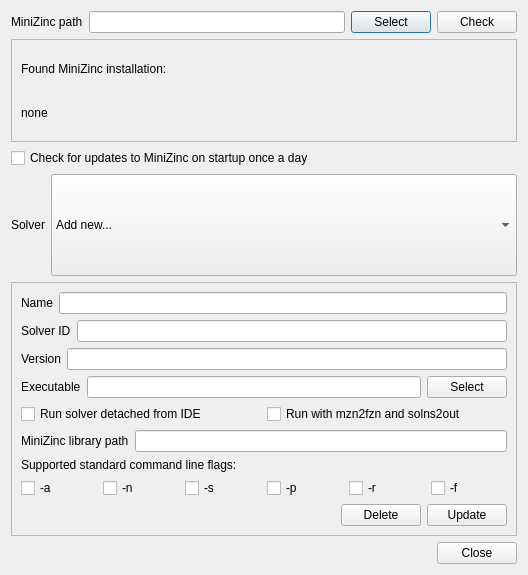
First picture: the form in MiniZincIDE/solverdialog.ui, repository MiniZinc/MiniZincIDE, before the edit.
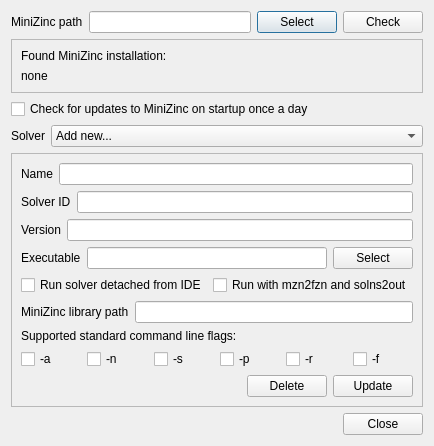
Second picture: the form after the edit.

Commit message: Resize solver dialog to minimum height

```diff
--- a/MiniZincIDE/solverdialog.ui
+++ b/MiniZincIDE/solverdialog.ui
@@ -7,9 +7,15 @@
     <x>0</x>
     <y>0</y>
     <width>528</width>
-    <height>575</height>
+    <height>0</height>
    </rect>
   </property>
+  <property name="sizePolicy">
+   <sizepolicy hsizetype="Preferred" vsizetype="Minimum">
+    <horstretch>0</horstretch>
+    <verstretch>0</verstretch>
+   </sizepolicy>
+  </property>
   <property name="windowTitle">
    <string>Preferences</string>
   </property>
```
